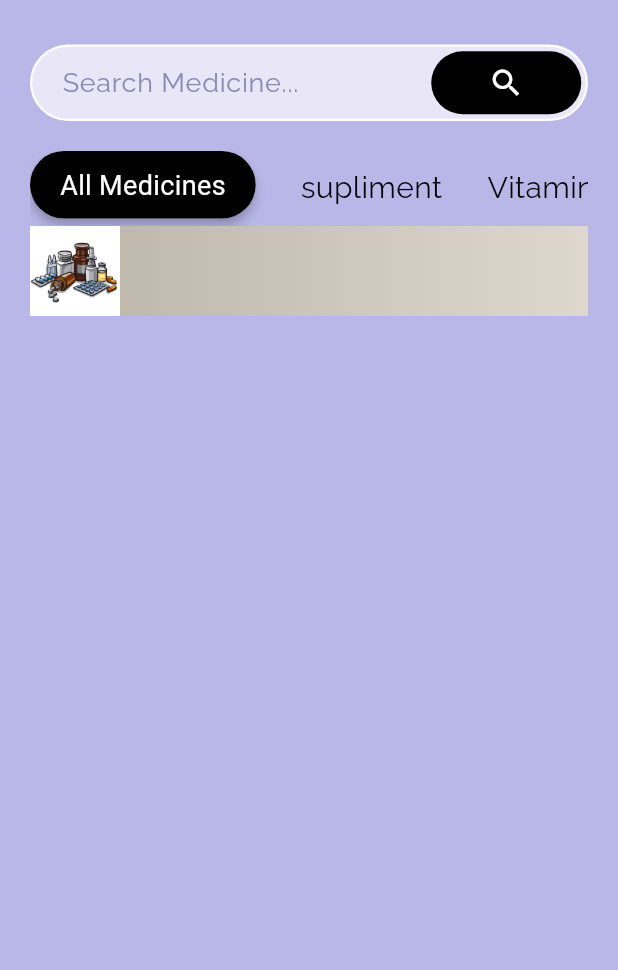
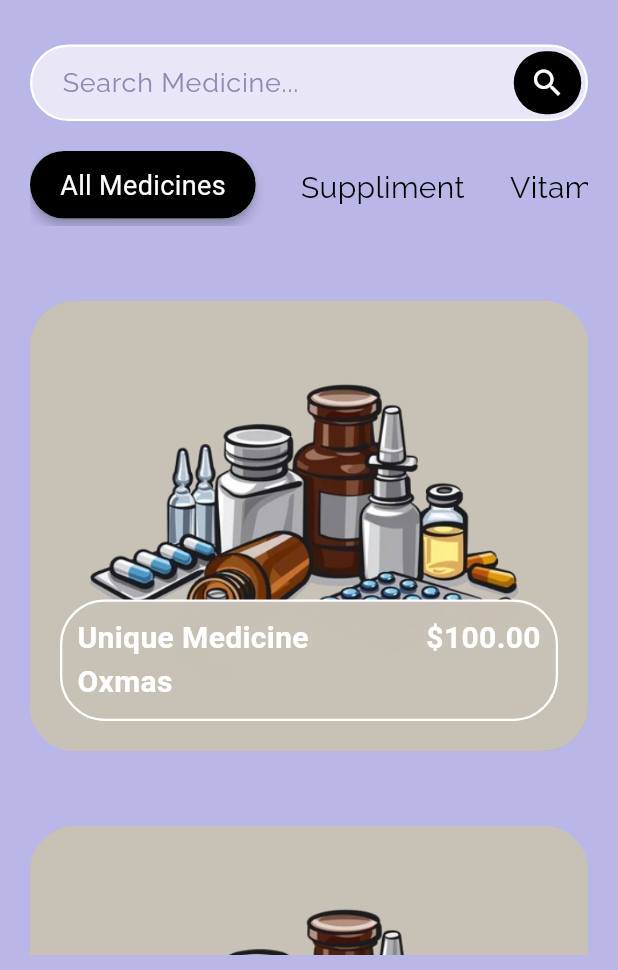
Before and after one commit to Dessie2/pharmacy_app, a Flutter app: the screen it shows after launch, on a phone screen of 412 x 824 dp, the part 266-1236 px from its top. Run offline on Flutter 3.47's test engine with Material 3 defaults, Android fonts, the phone set to English and light mode, and no system bars.

Commit message:
Fix formatting issues and improve category selection logic in Home page

```diff
--- a/lib/pages/home.dart
+++ b/lib/pages/home.dart
@@ -9,7 +9,8 @@ class Home extends StatefulWidget {
 }
 
 class _HomeState extends State<Home> {
-  bool allmedicine = true, suppliment = false, vitamins=false, herbal=false;
+  bool allmedicine = true, suppliment = false, vitamins = false, herbal = false;
+
   @override
   Widget build(BuildContext context) {
     return Scaffold(
@@ -20,6 +21,7 @@ class _HomeState extends State<Home> {
           child: Column(
             crossAxisAlignment: CrossAxisAlignment.start,
             children: [
+
               // FOTO PERFIL
               ClipRRect(
                 borderRadius: BorderRadius.circular(50.0),
@@ -39,113 +41,215 @@ class _HomeState extends State<Home> {
 
               const SizedBox(height: 30),
 
-              // BARRA DE BÚSQUEDA CORREGIDA
+              // BARRA DE BÚSQUEDA
               Container(
-                // Fondo para el campo de texto (el violeta claro)
                 decoration: BoxDecoration(
                   borderRadius: BorderRadius.circular(30),
                   border: Border.all(color: Colors.white, width: 1.5),
-                  color: const Color.fromARGB(255, 233, 230, 247), // Color más similar al del fondo del campo de texto
+                  color: const Color.fromARGB(255, 233, 230, 247),
                 ),
                 child: TextField(
-                  // padding horizontal de 20 para el texto. El padding del Container ya no se usa.
                   decoration: InputDecoration(
                     border: InputBorder.none,
-                    hintText: "Search Medicine...", // Corregido el texto de pista
+                    hintText: "Search Medicine...",
                     hintStyle: AppWidget.lightTextStyle(18.0).copyWith(
-                      color: const Color.fromARGB(255, 140, 137, 183), // Color de texto de pista más acorde
+                      color: const Color.fromARGB(255, 140, 137, 183),
                     ),
-                    contentPadding: const EdgeInsets.symmetric(horizontal: 20, vertical: 10), // Ajusta el padding interno del texto
+                    contentPadding: const EdgeInsets.symmetric(horizontal: 20, vertical: 10),
                     suffixIcon: Container(
-                      // El alto y ancho del botón de búsqueda.
-                      width: 100, // Ajusta el ancho para ser una píldora
-                      margin: const EdgeInsets.only(top: 3, bottom: 3, right: 3), // Pequeño margen para que se vea como un botón "pegado"
+                      margin: const EdgeInsets.only(top: 3, bottom: 3, right: 3),
                       decoration: BoxDecoration(
                         color: Colors.black,
                         borderRadius: BorderRadius.circular(30),
-                         // Borde circular para el botón de búsqueda
                       ),
                       child: const Icon(Icons.search, color: Colors.white, size: 24),
                     ),
                   ),
-                  style: const TextStyle(fontSize: 18), // Estilo para el texto que se escribe
+                  style: const TextStyle(fontSize: 18),
                 ),
               ),
 
-
               const SizedBox(height: 20),
 
-              // LISTA
+              // CATEGORÍAS
               Container(
                 height: 50,
                 child: ListView(
                   scrollDirection: Axis.horizontal,
                   children: [
-                   allmedicine? AppWidget.selectCategory("All Medicines"): GestureDetector(
-                      onTap: (){
+                    allmedicine
+                        ? AppWidget.selectCategory("All Medicines")
+                        : GestureDetector(
+                            onTap: () {
+                              setState(() {
                                 allmedicine = true;
                                 suppliment = false;
                                 vitamins = false;
                                 herbal = false;
-                        setState(() {
-
                               });
                             },
                             child: Container(
                               height: 50,
-                      child: Center(child: Text("All Medicine", style: AppWidget.lightTextStyle(20.0),)))),
+                              child: Center(
+                                child: Text("All Medicine", style: AppWidget.lightTextStyle(20.0)),
+                              ),
+                            ),
+                          ),
                     SizedBox(width: 30),
-                    suppliment? AppWidget.selectCategory("Suppliment"): GestureDetector(
-                      onTap: (){
+
+                    suppliment
+                        ? AppWidget.selectCategory("Suppliment")
+                        : GestureDetector(
+                            onTap: () {
+                              setState(() {
                                 allmedicine = false;
                                 suppliment = true;
                                 vitamins = false;
                                 herbal = false;
-                        setState(() {
-
                               });
                             },
                             child: Container(
                               height: 50,
-                      child: Center(child: Text("supliment", style: AppWidget.lightTextStyle(20.0),)))),
+                              child: Center(
+                                child: Text("Suppliment", style: AppWidget.lightTextStyle(20.0)),
+                              ),
+                            ),
+                          ),
                     SizedBox(width: 30),
-                    vitamins? AppWidget.selectCategory("Vitamins"): GestureDetector(
-                      onTap: (){
+
+                    vitamins
+                        ? AppWidget.selectCategory("Vitamins")
+                        : GestureDetector(
+                            onTap: () {
+                              setState(() {
                                 allmedicine = false;
                                 suppliment = false;
                                 vitamins = true;
                                 herbal = false;
-                        setState(() {
-
                               });
                             },
                             child: Container(
                               height: 50,
-                      child: Center(child: Text("Vitamins", style: AppWidget.lightTextStyle(20.0),)))),
+                              child: Center(
+                                child: Text("Vitamins", style: AppWidget.lightTextStyle(20.0)),
+                              ),
+                            ),
+                          ),
                     SizedBox(width: 30),
-                    herbal? AppWidget.selectCategory("Herbal"): GestureDetector(
-                      onTap: (){
+
+                    herbal
+                        ? AppWidget.selectCategory("Herbal")
+                        : GestureDetector(
+                            onTap: () {
+                              setState(() {
                                 allmedicine = false;
                                 suppliment = false;
                                 vitamins = false;
                                 herbal = true;
-                        setState(() {
-
                               });
                             },
                             child: Container(
                               height: 50,
-                      child: Center(child: Text("Herbal", style: AppWidget.lightTextStyle(20.0),)))),
-                  ],),
+                              child: Center(
+                                child: Text("Herbal", style: AppWidget.lightTextStyle(20.0)),
+                              ),
+                            ),
+                          ),
+                  ],
+                ),
+              ),
+
+              const SizedBox(height: 20),
+
+              // TODO el contenido largo → SCROLL
+              Expanded(
+                child: SingleChildScrollView(
+                  child: Column(
+                    children: [
+
+                      // TARJETA 1
+                      buildMedicineCard(context),
+
+                      SizedBox(height: 20),
+
+                      // TARJETA 2
+                      buildMedicineCard(context),
+
+                    ],
+                  ),
+                ),
+              ),
+
+            ],
+          ),
+        ),
+      ),
+    );
+  }
+
+  // TARJETA REUTILIZABLE
+  Widget buildMedicineCard(BuildContext context) {
+    return Container(
+      margin: EdgeInsets.only(top: 30),
+      width: MediaQuery.of(context).size.width,
+      decoration: BoxDecoration(
+        gradient: LinearGradient(
+          colors: [
+            Color.fromARGB(255, 186, 179, 166),
+            Color.fromARGB(255, 221, 215, 205),
+            Color.fromARGB(255, 165, 156, 143),
+          ],
+          begin: Alignment.topLeft,
+          end: Alignment.bottomRight,
+        ),
+        borderRadius: BorderRadius.circular(30),
+      ),
+      child: Container(
+        decoration: BoxDecoration(
+          color: Color(0xffc8c1b5),
+          borderRadius: BorderRadius.circular(30),
+        ),
+        child: Stack(
+          children: [
+            Center(
+              child: Image.asset(
+                "images/medicine.png",
+                height: 300,
+                fit: BoxFit.cover,
+              ),
             ),
             Container(
+              height: 300,
+              child: Column(
+                mainAxisAlignment: MainAxisAlignment.end,
+                children: [
+                  Container(
+                    padding: EdgeInsets.all(10),
+                    margin: EdgeInsets.all(20),
                     width: MediaQuery.of(context).size.width,
-                  decoration: BoxDecoration(gradient: LinearGradient(colors: [Color(0xffbab3a6),Color(0xffddd7cd)])),
-                  child: Stack(children: [
-                 Image.asset("images/medicine.png", height: 60, width: 60, fit: BoxFit.cover,),
+                    decoration: BoxDecoration(
+                      color: Color.fromARGB(253, 200, 193, 181),
+                      border: Border.all(color: Colors.white, width: 1.5),
+                      borderRadius: BorderRadius.circular(30),
+                    ),
+                    child: Column(
+                      crossAxisAlignment: CrossAxisAlignment.start,
+                      children: [
+                        Row(
+                          mainAxisAlignment: MainAxisAlignment.spaceBetween,
+                          children: [
+                            Text("Unique Medicine", style: AppWidget.whiteTextStyle(20.0)),
+                            Text("\$100.00", style: AppWidget.whiteTextStyle(20.0)),
                           ],
-                ),)
-        ],),
+                        ),
+                        Text("Oxmas", style: AppWidget.whiteTextStyle(20.0)),
+                      ],
+                    ),
+                  ),
+                ],
+              ),
+            ),
+          ],
         ),
       ),
     );
--- a/lib/widgets/support_widget.dart
+++ b/lib/widgets/support_widget.dart
@@ -30,4 +30,7 @@ class AppWidget {
        ),
     );
   }
+  static TextStyle whiteTextStyle (double size){
+   return TextStyle(color: Colors.white, fontSize: size,fontWeight: FontWeight.bold,);
+  }
 }
```
Also changed, not shown: images/medicine.png. Lines whose indentation alone changed are shown as unchanged.
